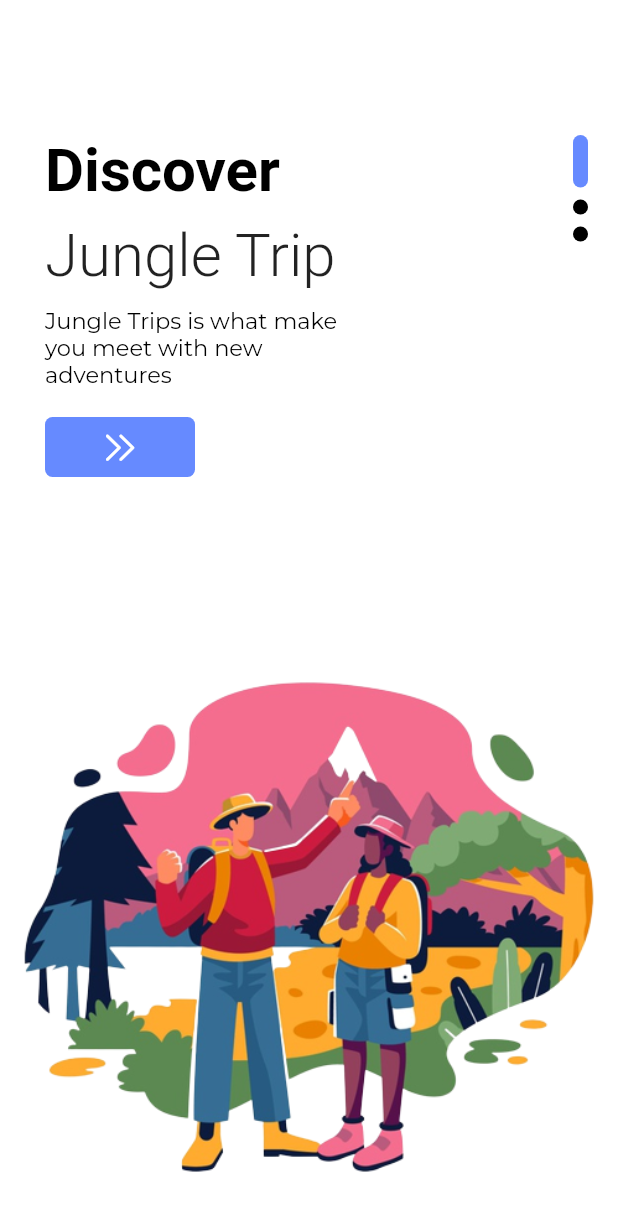
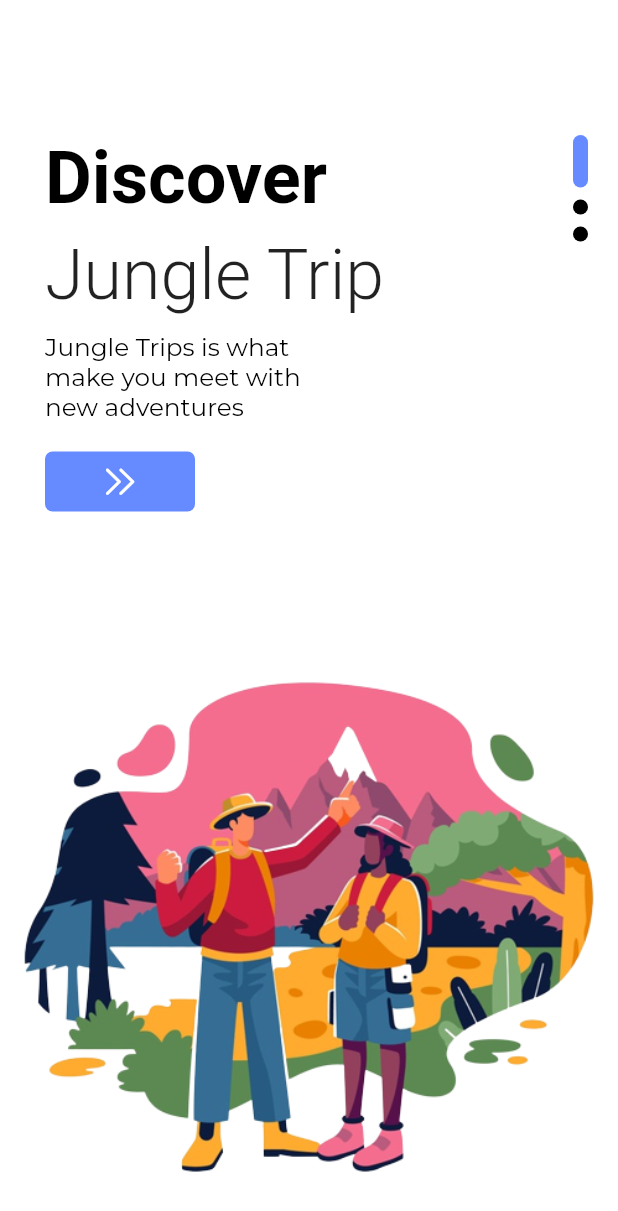
Before and after one commit to Lokesh-in12/travel_app, a Flutter app: the screen it shows after launch, on a phone screen of 412 x 824 dp. Shown: the top 1211 px of the screen. Run offline on Flutter 3.47's test engine with Material 2 defaults, Android fonts, the phone set to English and light mode, and no system bars; our stand-ins replace get, go_router, sizer.

Commit message:
responsive font

```diff
--- a/lib/core/themes/app_theme.dart
+++ b/lib/core/themes/app_theme.dart
@@ -1,4 +1,5 @@
 import 'package:flutter/material.dart';
+import 'package:sizer/sizer.dart';
 import 'package:travel_app/core/themes/colors.dart';
 
 class AppTheme {
@@ -7,49 +8,49 @@ class AppTheme {
       scaffoldBackgroundColor: white,
       appBarTheme:
           const AppBarTheme(backgroundColor: white, foregroundColor: black),
-      textTheme: const TextTheme(
-        titleLarge: TextStyle(fontSize: 40, fontWeight: FontWeight.w300),
-        titleMedium:
-            TextStyle(fontSize: 15, fontWeight: FontWeight.w300, color: black),
-        titleSmall:
-            TextStyle(fontSize: 15, fontWeight: FontWeight.w400, color: black),
-        displayLarge:
-            TextStyle(fontSize: 40, fontWeight: FontWeight.w600, color: black),
+      textTheme: TextTheme(
+        titleLarge: TextStyle(fontSize: 34.sp, fontWeight: FontWeight.w300),
+        titleMedium: TextStyle(
+            fontSize: 15.sp, fontWeight: FontWeight.w300, color: black),
+        titleSmall: TextStyle(
+            fontSize: 13.sp, fontWeight: FontWeight.w300, color: black),
+        displayLarge: TextStyle(
+            fontSize: 35.sp, fontWeight: FontWeight.w600, color: black),
         displayMedium:
-            TextStyle(fontSize: 25, fontFamily: 'Montserrat', color: black),
-        displaySmall: TextStyle(fontSize: 5, color: black),
+            TextStyle(fontSize: 15.sp, fontFamily: 'Montserrat', color: black),
+        displaySmall: TextStyle(fontSize: 5.sp, color: black),
         bodyLarge: TextStyle(
-            fontSize: 38,
+            fontSize: 30.sp,
             fontWeight: FontWeight.w500,
             color: black,
             fontFamily: 'Montserrat'),
         bodySmall: TextStyle(
-            fontSize: 15,
+            fontSize: 12.sp,
             color: black,
             fontWeight: FontWeight.w400,
             fontFamily: 'Montserrat'),
         labelSmall: TextStyle(
-            fontSize: 13,
+            fontSize: 11.sp,
             color: black,
             fontWeight: FontWeight.w400,
             fontFamily: 'Montserrat'),
         labelMedium: TextStyle(
-            fontSize: 18,
+            fontSize: 14.sp,
             color: black,
             fontWeight: FontWeight.w400,
             fontFamily: 'Montserrat'),
         headlineLarge: TextStyle(
-            fontSize: 40,
+            fontSize: 40.sp,
             color: white,
             fontWeight: FontWeight.w700,
             fontFamily: 'Montserrat'),
         headlineMedium: TextStyle(
-          fontSize: 30,
+          fontSize: 30.sp,
           color: white,
           fontWeight: FontWeight.w600,
         ),
         headlineSmall: TextStyle(
-          fontSize: 20,
+          fontSize: 20.sp,
           color: white,
           fontWeight: FontWeight.w600,
         ),
--- a/lib/src/views/screens/main/home/widgets/tab_view_list.dart
+++ b/lib/src/views/screens/main/home/widgets/tab_view_list.dart
@@ -53,7 +53,7 @@ class TabViewList extends StatelessWidget {
                       ),
                       Text(
                         "South Africa",
-                        style: Theme.of(context).textTheme.titleSmall,
+                        style: Theme.of(context).textTheme.labelSmall,
                       ),
                     ],
                   ),
```
Also changed, not shown: lib/src/models/hotel_model.dart (added, +63 -0 lines), lib/src/views/screens/main/home/home_discover.dart (+27 -31 lines), lib/src/views/screens/main/home/search.dart (+2 -5 lines).
